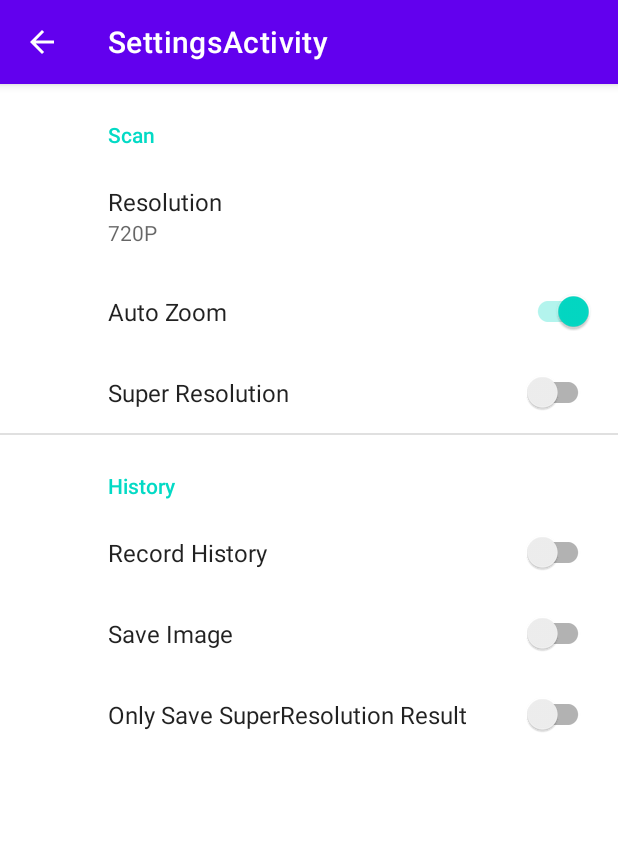
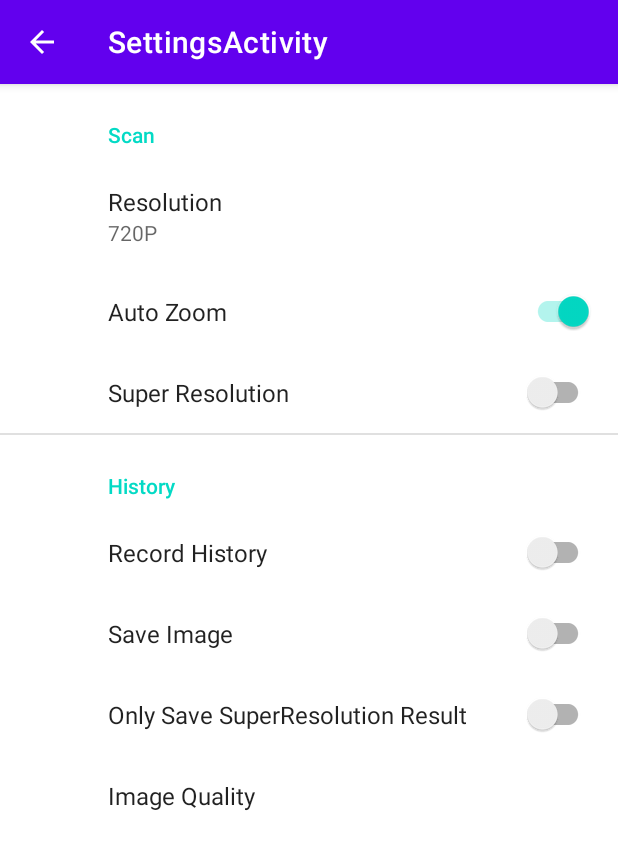
Before and after one commit to tony-xlh/Faraway_Scan, an Android app: the SettingsActivity screen opened directly, with no data from a screen before it, on a phone screen of 412 x 824 dp. Shown: the top 850 px of the screen. Run offline under Robolectric (Android 15) with nearby library versions, the phone set to English and light mode, and no system bars; our stand-ins replace androidx.preference; network calls fail.

Commit message:
add image quality setting

```diff
--- a/app/src/main/java/com/dynamsoft/farawayscan/CameraActivity.java
+++ b/app/src/main/java/com/dynamsoft/farawayscan/CameraActivity.java
@@ -321,15 +321,17 @@ public class CameraActivity extends AppCompatActivity {
             File imgfile = new File(path, timestamp + ".jpg");
             File srfile = new File(path, timestamp + "-sr.jpg");
             File txtfile = new File(path, timestamp + ".txt");
+            String image_quality_str = prefs.getString("image_quality", "100");
+            int image_quality = Integer.parseInt(image_quality_str);
             Log.d("DBR", imgfile.getAbsolutePath());
             Boolean save_image = prefs.getBoolean("save_image", false);
             if (save_image) {
                 FileOutputStream outStream = new FileOutputStream(imgfile);
-                image.compress(Bitmap.CompressFormat.JPEG, 50, outStream);
+                image.compress(Bitmap.CompressFormat.JPEG, image_quality, outStream);
                 outStream.close();
                 if (sr!=null){
                     FileOutputStream srStream = new FileOutputStream(srfile);
-                    sr.compress(Bitmap.CompressFormat.JPEG, 50, srStream);
+                    sr.compress(Bitmap.CompressFormat.JPEG, image_quality, srStream);
                     srStream.close();
                 }
             }
--- a/app/src/main/res/xml/root_preferences.xml
+++ b/app/src/main/res/xml/root_preferences.xml
@@ -1,4 +1,5 @@
-<PreferenceScreen xmlns:app="http://schemas.android.com/apk/res-auto">
+<PreferenceScreen xmlns:android="http://schemas.android.com/apk/res/android"
+    xmlns:app="http://schemas.android.com/apk/res-auto">
 
     <PreferenceCategory app:title="@string/Scan">
         <ListPreference
@@ -31,5 +32,11 @@
             app:key="save_only_superresolution"
             app:defaultValue="false"
             app:title="@string/save_only_superresolution"/>
+        <EditTextPreference
+            android:defaultValue="100"
+            android:key="image_quality"
+            android:selectAllOnFocus="true"
+            android:singleLine="true"
+            android:title="Image Quality" />
     </PreferenceCategory>
 </PreferenceScreen>
```
